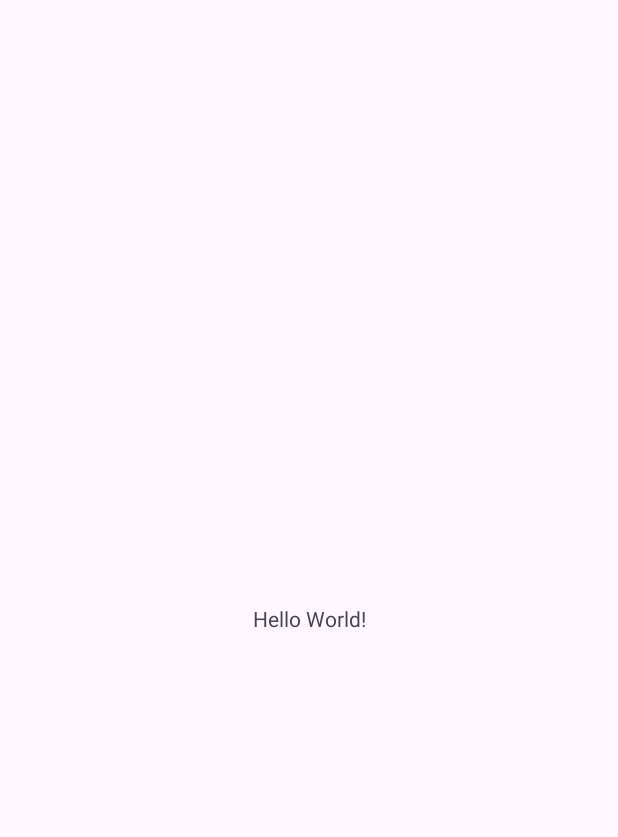
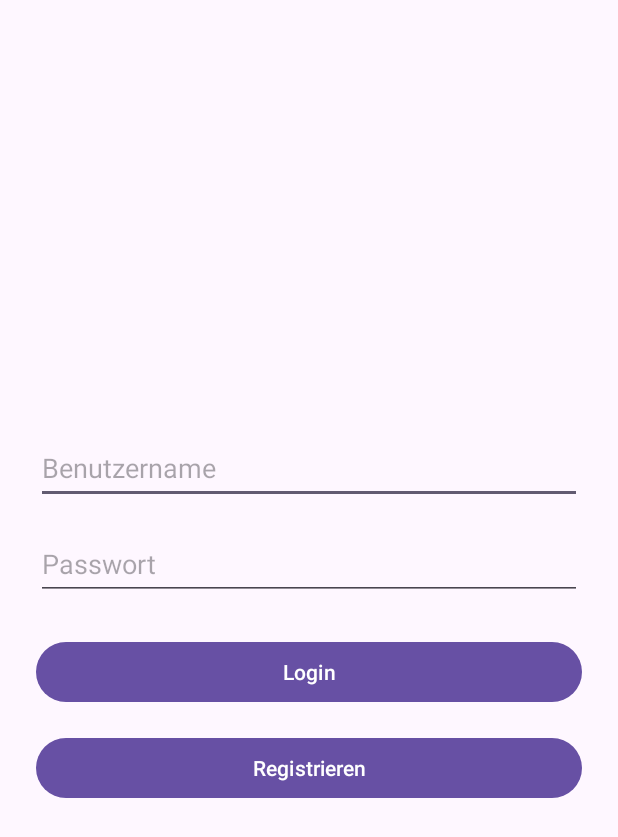
Before and after one commit to SCREWYT/Gluecksrad, an Android app: the screen it shows after launch (MainActivity before the commit, LoginActivity after it), on a phone screen of 412 x 824 dp. Before the commit the part shown is almost empty. Shown: the top 837 px of the screen. Run offline under Robolectric (Android 15) with nearby library versions, the phone set to English and light mode, and no system bars.

Commit message:
Update project - first basic structure, test how it works - login works - register works - everything else is a simple test

```diff
--- a/app/src/main/java/com/example/gluecksrad/MainActivity.java
+++ /dev/null
@@ -1,24 +0,0 @@
-package com.example.gluecksrad;
-
-import android.os.Bundle;
-
-import androidx.activity.EdgeToEdge;
-import androidx.appcompat.app.AppCompatActivity;
-import androidx.core.graphics.Insets;
-import androidx.core.view.ViewCompat;
-import androidx.core.view.WindowInsetsCompat;
-
-public class MainActivity extends AppCompatActivity {
-
-    @Override
-    protected void onCreate(Bundle savedInstanceState) {
-        super.onCreate(savedInstanceState);
-        EdgeToEdge.enable(this);
-        setContentView(R.layout.activity_main);
-        ViewCompat.setOnApplyWindowInsetsListener(findViewById(R.id.main), (v, insets) -> {
-            Insets systemBars = insets.getInsets(WindowInsetsCompat.Type.systemBars());
-            v.setPadding(systemBars.left, systemBars.top, systemBars.right, systemBars.bottom);
-            return insets;
-        });
-    }
-}
--- /dev/null
+++ b/app/src/main/java/com/example/gluecksrad/database/DBHelper.java
@@ -0,0 +1,40 @@
+package com.example.gluecksrad.database;
+
+import android.content.Context;
+import android.database.sqlite.SQLiteDatabase;
+import android.database.sqlite.SQLiteOpenHelper;
+
+public class DBHelper extends SQLiteOpenHelper {
+
+    private static final String DATABASE_NAME = "gluecksrad.db";
+    private static final int DATABASE_VERSION = 1;
+
+    // Tabelle für User
+    private static final String TABLE_USERS = "users";
+
+    // SQL für das Erstellen der Tabelle users
+    private static final String CREATE_TABLE_USERS =
+            "CREATE TABLE " + TABLE_USERS + " (" +
+                    "id INTEGER PRIMARY KEY AUTOINCREMENT, " +
+                    "username TEXT UNIQUE, " +
+                    "password TEXT" +
+                    ");";
+
+    public DBHelper(Context context) {
+        super(context, DATABASE_NAME, null, DATABASE_VERSION);
+    }
+
+    // Wird einmalig aufgerufen, wenn DB noch nicht existiert
+    @Override
+    public void onCreate(SQLiteDatabase db) {
+        db.execSQL(CREATE_TABLE_USERS);
+    }
+
+    // Upgrade-Logik, falls die DB-Version sich ändert
+    @Override
+    public void onUpgrade(SQLiteDatabase db, int oldVersion, int newVersion) {
+        // Einfach Tabelle löschen und neu erstellen (für den Anfang)
+        db.execSQL("DROP TABLE IF EXISTS " + TABLE_USERS);
+        onCreate(db);
+    }
+}
--- /dev/null
+++ b/app/src/main/java/com/example/gluecksrad/ui/LoginActivity.java
@@ -0,0 +1,60 @@
+package com.example.gluecksrad.ui;
+
+import android.content.Intent;
+import android.os.Bundle;
+import android.view.View;
+import android.widget.Button;
+import android.widget.EditText;
+import android.widget.Toast;
+
+import androidx.appcompat.app.AppCompatActivity;
+
+import com.example.gluecksrad.R;
+import com.example.gluecksrad.database.UserDAO;
+
+public class LoginActivity extends AppCompatActivity {
+
+    private EditText editTextUsername, editTextPassword;
+    private Button buttonLogin, buttonRegister;
+    private UserDAO userDAO;
+
+    @Override
+    protected void onCreate(Bundle savedInstanceState) {
+        super.onCreate(savedInstanceState);
+        setContentView(R.layout.activity_login);
+
+        userDAO = new UserDAO(this);
+
+        editTextUsername = findViewById(R.id.editTextUsername);
+        editTextPassword = findViewById(R.id.editTextPassword);
+        buttonLogin = findViewById(R.id.buttonLogin);
+        buttonRegister = findViewById(R.id.buttonRegister);
+
+        buttonLogin.setOnClickListener(v -> {
+            String username = editTextUsername.getText().toString().trim();
+            String password = editTextPassword.getText().toString().trim();
+
+            if (username.isEmpty() || password.isEmpty()) {
+                Toast.makeText(LoginActivity.this, "Bitte alle Felder ausfüllen", Toast.LENGTH_SHORT).show();
+                return;
+            }
+
+            boolean success = userDAO.checkUserCredentials(username, password);
+            if (success) {
+                Toast.makeText(LoginActivity.this, "Login erfolgreich", Toast.LENGTH_SHORT).show();
+                // Weiter zum MainScreen (Glücksrad)
+                Intent intent = new Intent(LoginActivity.this, MainActivity.class);
+                startActivity(intent);
+                finish();
+            } else {
+                Toast.makeText(LoginActivity.this, "Falscher Benutzername oder Passwort", Toast.LENGTH_SHORT).show();
+            }
+        });
+
+        buttonRegister.setOnClickListener(v -> {
+            // Zur RegisterActivity wechseln
+            Intent intent = new Intent(LoginActivity.this, RegisterActivity.class);
+            startActivity(intent);
+        });
+    }
+}
--- /dev/null
+++ b/app/src/main/res/layout/activity_login.xml
@@ -0,0 +1,37 @@
+<?xml version="1.0" encoding="utf-8"?>
+<LinearLayout xmlns:android="http://schemas.android.com/apk/res/android"
+    android:layout_width="match_parent"
+    android:layout_height="match_parent"
+    android:gravity="center"
+    android:orientation="vertical"
+    android:padding="24dp">
+
+    <EditText
+        android:id="@+id/editTextUsername"
+        android:layout_width="match_parent"
+        android:layout_height="48dp"
+        android:hint="Benutzername"
+        android:inputType="textPersonName"
+        android:layout_marginBottom="16dp"/>
+
+    <EditText
+        android:id="@+id/editTextPassword"
+        android:layout_width="match_parent"
+        android:layout_height="48dp"
+        android:hint="Passwort"
+        android:inputType="textPassword"
+        android:layout_marginBottom="24dp"/>
+
+    <Button
+        android:id="@+id/buttonLogin"
+        android:layout_width="match_parent"
+        android:layout_height="wrap_content"
+        android:text="Login" />
+
+    <Button
+        android:id="@+id/buttonRegister"
+        android:layout_width="match_parent"
+        android:layout_height="wrap_content"
+        android:text="Registrieren"
+        android:layout_marginTop="16dp"/>
+</LinearLayout>
```
Also changed, not shown: app/src/main/AndroidManifest.xml (+12 -2 lines), app/src/main/java/com/example/gluecksrad/database/UserDAO.java (added, +59 -0 lines), app/src/main/java/com/example/gluecksrad/model/User.java (added, +46 -0 lines), app/src/main/java/com/example/gluecksrad/ui/MainActivity.java (added, +135 -0 lines), app/src/main/java/com/example/gluecksrad/ui/RegisterActivity.java (added, +69 -0 lines), app/src/main/res/layout/activity_main.xml (+135 -11 lines), app/src/main/res/layout/activity_register.xml (added, +50 -0 lines), app/src/main/res/drawable/gluecksrad.png (added), app/src/main/res/drawable/ic_arrow_down.png (added).
